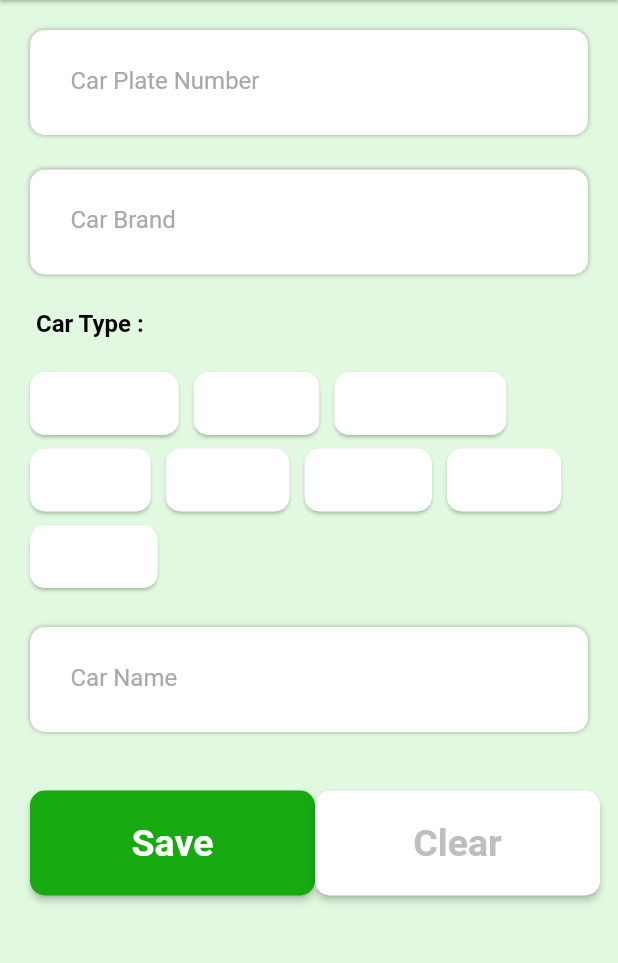
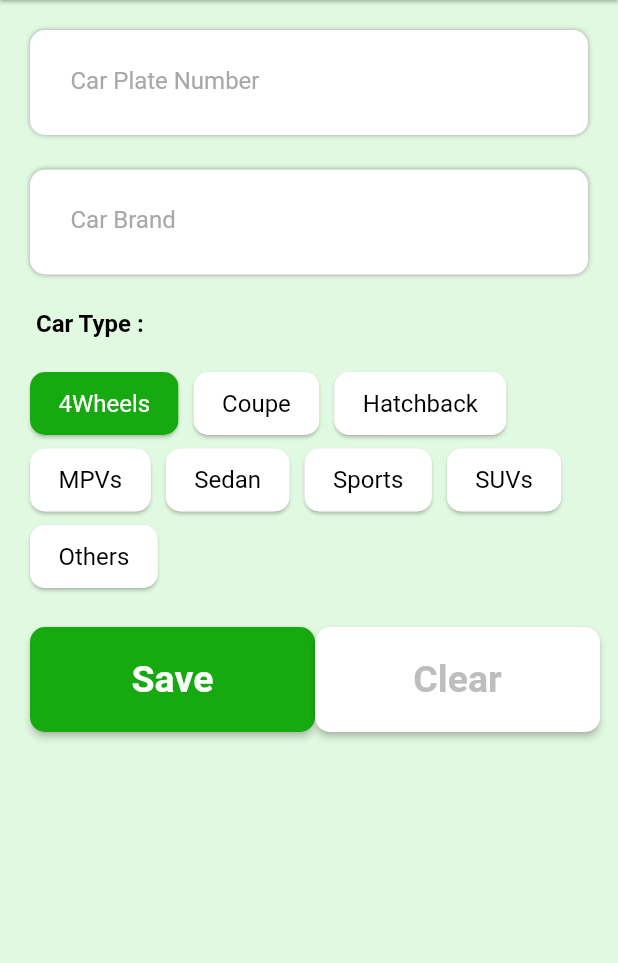
Before and after one commit to anasboyka/e_coupoun_parking, a Flutter app: the RegisterCarInput screen opened directly with empty values, on a phone screen of 412 x 824 dp, the part 84-1047 px from its top. Run offline on Flutter 3.47's test engine with Material 2 defaults, Android fonts, the light colour scheme and no system bars; our stand-ins replace cloud_firestore, firebase_auth, firebase_core, flutter_svg; accounts and stored records are empty.

Commit message:
chip improve

```diff
--- a/e_coupoun_parking/lib/homeScreen.dart
+++ b/e_coupoun_parking/lib/homeScreen.dart
@@ -84,6 +84,8 @@ class _HomeScreenState extends State<HomeScreen> {
                 mainAxisAlignment: MainAxisAlignment.spaceEvenly,
                 children: [
                   menuDesign('History', 'assets/icons/historyIcon.png',
+                      '/registercar', driverinfo),
+                  menuDesign('Profile', 'assets/icons/profileIcon.png',
                       '/registercar', driverinfo),
                 ],
               )
--- a/e_coupoun_parking/lib/menu/compound/compoundList.dart
+++ b/e_coupoun_parking/lib/menu/compound/compoundList.dart
@@ -234,7 +234,9 @@ class _CompoundPageState extends State<CompoundPage> {
                       width: 22,
                       height: 22,
                       decoration: BoxDecoration(
-                          shape: BoxShape.circle, color: Colors.red),
+                          shape: BoxShape.circle,
+                          color:
+                              title == 'Overdue' ? Colors.yellow : Colors.red),
                       child: Text(
                         notification.toString(),
                         style: TextStyle(
--- a/e_coupoun_parking/lib/menu/register_car/car_type_chip.dart
+++ b/e_coupoun_parking/lib/menu/register_car/car_type_chip.dart
@@ -5,51 +5,50 @@ class ChoiceChips {
   static final all = <ChoiceChipData>[
     ChoiceChipData(
       label: '4Wheels',
-      isSelected: false,
-      selectedColor: Colors.blue,
+      isSelected: true,
+      selectedColor: Color(0xff16AA10),
       textColor: Colors.white,
     ),
     ChoiceChipData(
       label: 'Coupe',
       isSelected: false,
-      selectedColor: Colors.blue,
-      textColor: Colors.white,
+      selectedColor: Color(0xff16AA10),
+      textColor: Colors.black,
     ),
     ChoiceChipData(
       label: 'Hatchback',
       isSelected: false,
-      selectedColor: Colors.blue,
-      textColor: Colors.white,
+      selectedColor: Color(0xff16AA10),
+      textColor: Colors.black,
     ),
     ChoiceChipData(
       label: 'MPVs',
       isSelected: false,
-      selectedColor: Colors.blue,
-      textColor: Colors.white,
+      selectedColor: Color(0xff16AA10),
+      textColor: Colors.black,
     ),
     ChoiceChipData(
       label: 'Sedan',
       isSelected: false,
-      selectedColor: Colors.blue,
-      textColor: Colors.white,
+      selectedColor: Color(0xff16AA10),
+      textColor: Colors.black,
     ),
     ChoiceChipData(
       label: 'Sports',
       isSelected: false,
-      selectedColor: Colors.blue,
-      textColor: Colors.white,
+      selectedColor: Color(0xff16AA10),
+      textColor: Colors.black,
     ),
     ChoiceChipData(
       label: 'SUVs',
       isSelected: false,
-      selectedColor: Colors.blue,
-      textColor: Colors.white,
+      selectedColor: Color(0xff16AA10),
+      textColor: Colors.black,
     ),
     ChoiceChipData(
-      label: 'Others',
-      isSelected: false,
-      selectedColor: Colors.blue,
-      textColor: Colors.white,
-    ),
+        label: 'Others',
+        isSelected: false,
+        selectedColor: Color(0xff16AA10),
+        textColor: Colors.black),
   ];
 }
--- a/e_coupoun_parking/lib/menu/register_car/register_Input.dart
+++ b/e_coupoun_parking/lib/menu/register_car/register_Input.dart
@@ -35,12 +35,13 @@ class _RegisterCarInputState extends State<RegisterCarInput> {
   String chipselected = '';
   var isSelected = false;
 
-  List<ChoiceChipData> choiceChips = ChoiceChips.all;
+  late List<ChoiceChipData> choiceChips = ChoiceChips.all;
 
   @override
   void initState() {
     // TODO: implement initState
     super.initState();
+
     carNamecon = widget.argument!["carName"] != null
         ? new TextEditingController(text: widget.argument!["carName"])
         : new TextEditingController();
@@ -128,24 +129,24 @@ class _RegisterCarInputState extends State<RegisterCarInput> {
                       ),
                     ),
                     buildChoiceChips(),
-                    SizedBox(height: 23),
-                    widget.argument!["appbarTitle"] == 'Edit Car'
-                        ? Padding(
-                            padding: EdgeInsets.only(bottom: 20),
-                            child: Text(
-                              ' Car Name:',
-                              style: TextStyle(
-                                fontFamily: 'Roboto',
-                                fontSize: 16,
-                                color: Colors.black,
-                                fontWeight: FontWeight.w700,
-                              ),
-                              textAlign: TextAlign.left,
-                            ),
-                          )
-                        : SizedBox(),
-                    textFormInputDesign('Car Name', carNamecon),
-                    SizedBox(height: 16),
+                    // SizedBox(height: 23),
+                    // widget.argument!["appbarTitle"] == 'Edit Car'
+                    //     ? Padding(
+                    //         padding: EdgeInsets.only(bottom: 20),
+                    //         child: Text(
+                    //           ' Car Name:',
+                    //           style: TextStyle(
+                    //             fontFamily: 'Roboto',
+                    //             fontSize: 16,
+                    //             color: Colors.black,
+                    //             fontWeight: FontWeight.w700,
+                    //           ),
+                    //           textAlign: TextAlign.left,
+                    //         ),
+                    //       )
+                    //     : SizedBox(),
+                    // textFormInputDesign('Car Name', carNamecon),
+                    //SizedBox(height: 16),
                     SizedBox(
                       height: 23,
                     ),
@@ -464,7 +465,7 @@ class _RegisterCarInputState extends State<RegisterCarInput> {
                   labelPadding:
                       EdgeInsets.symmetric(vertical: 5, horizontal: 15),
                   selected: choiceChip.isSelected,
-                  selectedColor: Color(0xff16AA10),
+                  selectedColor: choiceChip.selectedColor,
                   backgroundColor: Colors.white,
                 ))
             .toList(),
```
Also changed, not shown: e_coupoun_parking/assets/icons/profileIcon.png (added).
